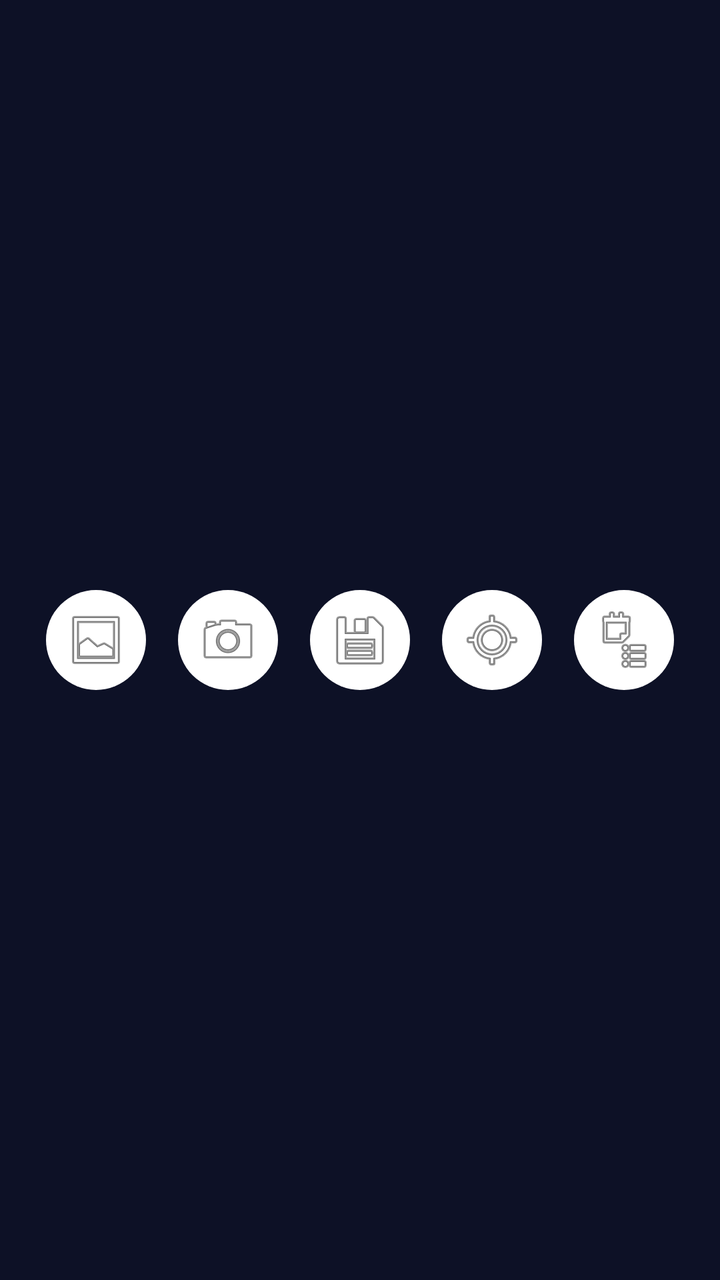
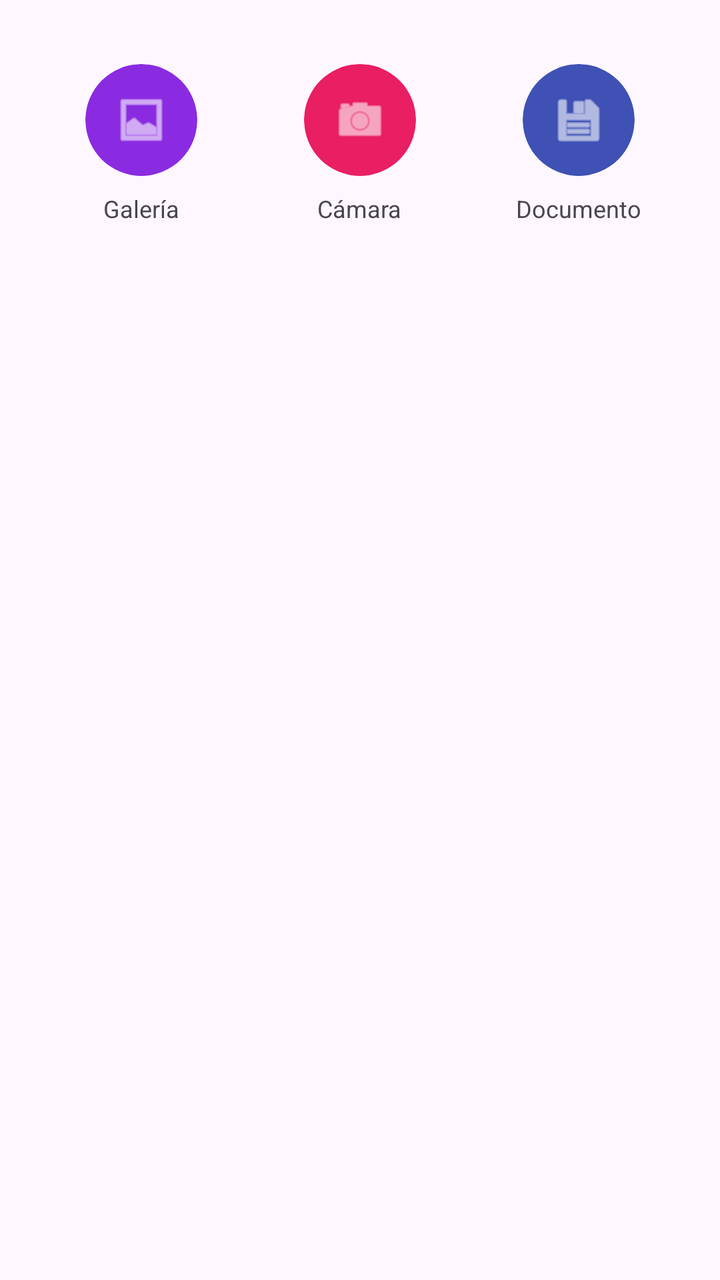

Compare the two renders of this Android layout. The source of the first and the diff that turns it into the second are given below.
<!-- AndroidManifest.xml: application theme Theme.Nexu -->
<!-- res/layout/layout_attachment_menu.xml -->
<?xml version="1.0" encoding="utf-8"?>
<LinearLayout xmlns:android="http://schemas.android.com/apk/res/android"
    android:layout_width="match_parent"
    android:layout_height="wrap_content"
    android:orientation="horizontal"
    android:padding="20dp"
    android:background="#0D1126"
    android:gravity="center">

    <ImageButton android:id="@+id/btnGallery" android:layout_width="50dp" android:layout_height="50dp" android:layout_margin="8dp" android:background="@drawable/circle_background" android:src="@android:drawable/ic_menu_gallery" />
    <ImageButton android:id="@+id/btnCamera" android:layout_width="50dp" android:layout_height="50dp" android:layout_margin="8dp" android:background="@drawable/circle_background" android:src="@android:drawable/ic_menu_camera" />
    <ImageButton android:id="@+id/btnFiles" android:layout_width="50dp" android:layout_height="50dp" android:layout_margin="8dp" android:background="@drawable/circle_background" android:src="@android:drawable/ic_menu_save" />
    <ImageButton android:id="@+id/btnLocation" android:layout_width="50dp" android:layout_height="50dp" android:layout_margin="8dp" android:background="@drawable/circle_background" android:src="@android:drawable/ic_menu_mylocation" />
    <ImageButton android:id="@+id/btnContact" android:layout_width="50dp" android:layout_height="50dp" android:layout_margin="8dp" android:background="@drawable/circle_background" android:src="@android:drawable/ic_menu_agenda" />
</LinearLayout>
<!-- resources referenced by this layout -->
<resources>
  <!-- drawable circle_background (drawable) -->
  <?xml version="1.0" encoding="utf-8"?>
  <shape xmlns:android="http://schemas.android.com/apk/res/android"
      android:shape="oval">
      <solid android:color="#FFFFFF" />
  </shape>
  <style name="Theme.Nexu" parent="Base.Theme.Nexu" />
  <style name="Base.Theme.Nexu" parent="Theme.Material3.DayNight.NoActionBar">
      </style>
</resources>

<!-- the commit's change to res/layout/layout_attachment_menu.xml (unified diff, before → after) -->
@@ -1,15 +1,110 @@
 <?xml version="1.0" encoding="utf-8"?>
 <LinearLayout xmlns:android="http://schemas.android.com/apk/res/android"
+    xmlns:app="http://schemas.android.com/apk/res-auto"
     android:layout_width="match_parent"
     android:layout_height="wrap_content"
-    android:orientation="horizontal"
-    android:padding="20dp"
-    android:background="#0D1126"
-    android:gravity="center">
+    android:orientation="vertical"
+    android:padding="16dp"
+    android:background="?android:colorBackground"
+    android:elevation="8dp">
 
-    <ImageButton android:id="@+id/btnGallery" android:layout_width="50dp" android:layout_height="50dp" android:layout_margin="8dp" android:background="@drawable/circle_background" android:src="@android:drawable/ic_menu_gallery" />
-    <ImageButton android:id="@+id/btnCamera" android:layout_width="50dp" android:layout_height="50dp" android:layout_margin="8dp" android:background="@drawable/circle_background" android:src="@android:drawable/ic_menu_camera" />
-    <ImageButton android:id="@+id/btnFiles" android:layout_width="50dp" android:layout_height="50dp" android:layout_margin="8dp" android:background="@drawable/circle_background" android:src="@android:drawable/ic_menu_save" />
-    <ImageButton android:id="@+id/btnLocation" android:layout_width="50dp" android:layout_height="50dp" android:layout_margin="8dp" android:background="@drawable/circle_background" android:src="@android:drawable/ic_menu_mylocation" />
-    <ImageButton android:id="@+id/btnContact" android:layout_width="50dp" android:layout_height="50dp" android:layout_margin="8dp" android:background="@drawable/circle_background" android:src="@android:drawable/ic_menu_agenda" />
+    <GridLayout
+        android:layout_width="match_parent"
+        android:layout_height="wrap_content"
+        android:columnCount="3"
+        android:rowCount="2"
+        android:alignmentMode="alignBounds"
+        android:useDefaultMargins="true">
+
+        <LinearLayout
+            android:id="@+id/btnGallery"
+            android:layout_width="0dp"
+            android:layout_height="wrap_content"
+            android:layout_columnWeight="1"
+            android:gravity="center"
+            android:orientation="vertical"
+            android:background="?attr/selectableItemBackground"
+            android:padding="12dp">
+            <androidx.cardview.widget.CardView
+                android:layout_width="56dp"
+                android:layout_height="56dp"
+                app:cardCornerRadius="28dp"
+                app:cardBackgroundColor="#8A2BE2"
+                app:cardElevation="0dp">
+                <ImageView
+                    android:layout_width="28dp"
+                    android:layout_height="28dp"
+                    android:layout_gravity="center"
+                    android:src="@android:drawable/ic_menu_gallery"
+                    app:tint="@android:color/white"/>
+            </androidx.cardview.widget.CardView>
+            <TextView
+                android:layout_width="wrap_content"
+                android:layout_height="wrap_content"
+                android:layout_marginTop="8dp"
+                android:text="Galería"
+                android:textSize="12sp"/>
+        </LinearLayout>
+
+        <LinearLayout
+            android:id="@+id/btnCamera"
+            android:layout_width="0dp"
+            android:layout_height="wrap_content"
+            android:layout_columnWeight="1"
+            android:gravity="center"
+            android:orientation="vertical"
+            android:background="?attr/selectableItemBackground"
+            android:padding="12dp">
+            <androidx.cardview.widget.CardView
+                android:layout_width="56dp"
+                android:layout_height="56dp"
+                app:cardCornerRadius="28dp"
+                app:cardBackgroundColor="#E91E63"
+                app:cardElevation="0dp">
+                <ImageView
+                    android:layout_width="28dp"
+                    android:layout_height="28dp"
+                    android:layout_gravity="center"
+                    android:src="@android:drawable/ic_menu_camera"
+                    app:tint="@android:color/white"/>
+            </androidx.cardview.widget.CardView>
+            <TextView
+                android:layout_width="wrap_content"
+                android:layout_height="wrap_content"
+                android:layout_marginTop="8dp"
+                android:text="Cámara"
+                android:textSize="12sp"/>
+        </LinearLayout>
+
+        <LinearLayout
+            android:id="@+id/btnFiles"
+            android:layout_width="0dp"
+            android:layout_height="wrap_content"
+            android:layout_columnWeight="1"
+            android:gravity="center"
+            android:orientation="vertical"
+            android:background="?attr/selectableItemBackground"
+            android:padding="12dp">
+            <androidx.cardview.widget.CardView
+                android:layout_width="56dp"
+                android:layout_height="56dp"
+                app:cardCornerRadius="28dp"
+                app:cardBackgroundColor="#3F51B5"
+                app:cardElevation="0dp">
+                <ImageView
+                    android:layout_width="28dp"
+                    android:layout_height="28dp"
+                    android:layout_gravity="center"
+                    android:src="@android:drawable/ic_menu_save"
+                    app:tint="@android:color/white"/>
+            </androidx.cardview.widget.CardView>
+            <TextView
+                android:layout_width="wrap_content"
+                android:layout_height="wrap_content"
+                android:layout_marginTop="8dp"
+                android:text="Documento"
+                android:textSize="12sp"/>
+        </LinearLayout>
+
+    </GridLayout>
 </LinearLayout>
<!-- resource entries referenced after the edit -->
@@ -1,11 +1,5 @@
 <!-- resources referenced by this layout -->
 <resources>
-  <!-- drawable circle_background (drawable) -->
-  <?xml version="1.0" encoding="utf-8"?>
-  <shape xmlns:android="http://schemas.android.com/apk/res/android"
-      android:shape="oval">
-      <solid android:color="#FFFFFF" />
-  </shape>
   <style name="Theme.Nexu" parent="Base.Theme.Nexu" />
   <style name="Base.Theme.Nexu" parent="Theme.Material3.DayNight.NoActionBar">
       </style>
